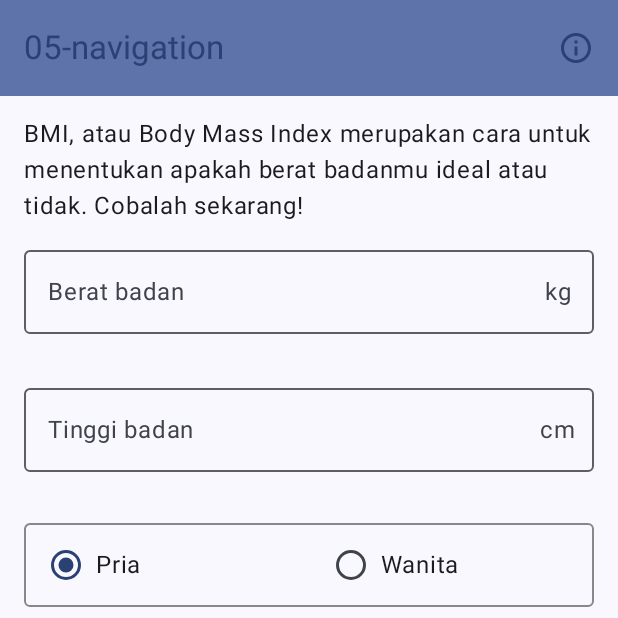
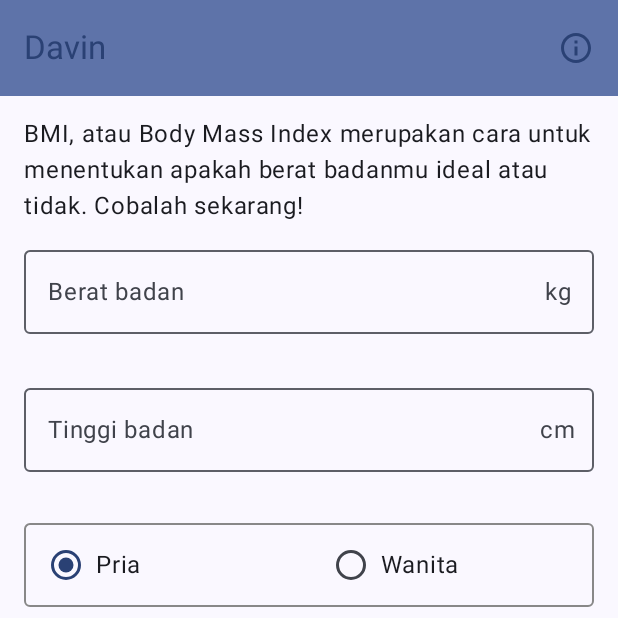
Before and after one commit to DavinTelkomUniversity/PUPB1, an Android app built with Jetpack Compose: the screen it shows after launch (MainActivity), on a phone screen of 412 x 824 dp, the top half of it. Run offline under Robolectric (Android 15) with nearby library versions, the phone set to English and light mode, and no system bars.

Commit message:
05-navigation

```diff
--- a/app/src/main/res/values/strings.xml
+++ b/app/src/main/res/values/strings.xml
@@ -1,5 +1,5 @@
 <resources>
-    <string name="app_name">05-navigation</string>
+    <string name="app_name">Davin</string>
     <string name="bmi_intro">BMI, atau Body Mass Index merupakan cara untuk menentukan apakah berat badanmu ideal atau tidak. Cobalah sekarang!</string>
     <string name="berat_badan">Berat badan</string>
     <string name="Tinggi_badan">Tinggi badan</string>
```
